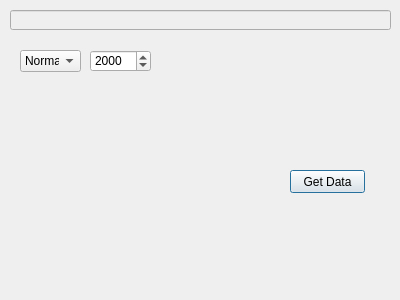
Old version of the form osc_dialog.ui in the repository TripletESR/DAQ_GUI.
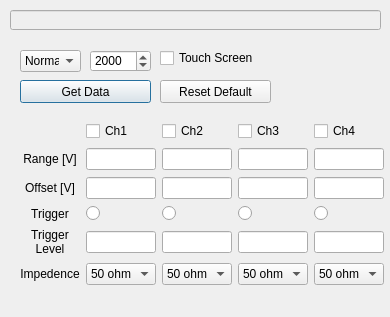
New version of the form.

Diff of the .ui file:
```diff
--- a/osc_dialog.ui
+++ b/osc_dialog.ui
@@ -9,8 +9,8 @@
    <rect>
     <x>0</x>
     <y>0</y>
-    <width>400</width>
-    <height>300</height>
+    <width>390</width>
+    <height>317</height>
    </rect>
   </property>
   <property name="sizePolicy">
@@ -30,7 +30,7 @@
     <rect>
      <x>10</x>
      <y>10</y>
-     <width>381</width>
+     <width>371</width>
      <height>20</height>
     </rect>
    </property>
@@ -80,9 +80,9 @@
   <widget class="QPushButton" name="pushButton">
    <property name="geometry">
     <rect>
-     <x>290</x>
-     <y>170</y>
-     <width>75</width>
+     <x>20</x>
+     <y>80</y>
+     <width>131</width>
      <height>23</height>
     </rect>
    </property>
@@ -90,6 +90,257 @@
     <string>Get Data</string>
    </property>
   </widget>
+  <widget class="QWidget" name="gridLayoutWidget">
+   <property name="geometry">
+    <rect>
+     <x>20</x>
+     <y>120</y>
+     <width>364</width>
+     <height>171</height>
+    </rect>
+   </property>
+   <layout class="QGridLayout" name="gridLayout">
+    <item row="0" column="4">
+     <widget class="QCheckBox" name="checkBox_4_IO">
+      <property name="text">
+       <string>Ch4</string>
+      </property>
+     </widget>
+    </item>
+    <item row="5" column="2">
+     <widget class="QComboBox" name="comboBox_2_ohm">
+      <item>
+       <property name="text">
+        <string>50 ohm</string>
+       </property>
+      </item>
+      <item>
+       <property name="text">
+        <string>1M ohm</string>
+       </property>
+      </item>
+     </widget>
+    </item>
+    <item row="0" column="3">
+     <widget class="QCheckBox" name="checkBox_3_IO">
+      <property name="text">
+       <string>Ch3</string>
+      </property>
+     </widget>
+    </item>
+    <item row="4" column="4">
+     <widget class="QLineEdit" name="lineEdit_4_TL"/>
+    </item>
+    <item row="2" column="4">
+     <widget class="QLineEdit" name="lineEdit_4_offset"/>
+    </item>
+    <item row="1" column="0">
+     <widget class="QLabel" name="label">
+      <property name="text">
+       <string>Range [V]</string>
+      </property>
+      <property name="alignment">
+       <set>Qt::AlignCenter</set>
+      </property>
+     </widget>
+    </item>
+    <item row="1" column="2">
+     <widget class="QLineEdit" name="lineEdit_2_range"/>
+    </item>
+    <item row="2" column="0">
+     <widget class="QLabel" name="label_2">
+      <property name="text">
+       <string>Offset [V]</string>
+      </property>
+      <property name="alignment">
+       <set>Qt::AlignCenter</set>
+      </property>
+     </widget>
+    </item>
+    <item row="1" column="1">
+     <widget class="QLineEdit" name="lineEdit_1_range"/>
+    </item>
+    <item row="1" column="3">
+     <widget class="QLineEdit" name="lineEdit_3_range"/>
+    </item>
+    <item row="2" column="1">
+     <widget class="QLineEdit" name="lineEdit_1_offset"/>
+    </item>
+    <item row="5" column="1">
+     <widget class="QComboBox" name="comboBox_1_ohm">
+      <item>
+       <property name="text">
+        <string>50 ohm</string>
+       </property>
+      </item>
+      <item>
+       <property name="text">
+        <string>1M ohm</string>
+       </property>
+      </item>
+     </widget>
+    </item>
+    <item row="1" column="4">
+     <widget class="QLineEdit" name="lineEdit_4_range"/>
+    </item>
+    <item row="5" column="4">
+     <widget class="QComboBox" name="comboBox_4_ohm">
+      <item>
+       <property name="text">
+        <string>50 ohm</string>
+       </property>
+      </item>
+      <item>
+       <property name="text">
+        <string>1M ohm</string>
+       </property>
+      </item>
+     </widget>
+    </item>
+    <item row="4" column="1">
+     <widget class="QLineEdit" name="lineEdit_1_TL"/>
+    </item>
+    <item row="0" column="2">
+     <widget class="QCheckBox" name="checkBox_2_IO">
+      <property name="text">
+       <string>Ch2</string>
+      </property>
+     </widget>
+    </item>
+    <item row="4" column="2">
+     <widget class="QLineEdit" name="lineEdit_2_TL"/>
+    </item>
+    <item row="4" column="3">
+     <widget class="QLineEdit" name="lineEdit_3_TL"/>
+    </item>
+    <item row="0" column="1">
+     <widget class="QCheckBox" name="checkBox_1_IO">
+      <property name="text">
+       <string>Ch1</string>
+      </property>
+     </widget>
+    </item>
+    <item row="5" column="0">
+     <widget class="QLabel" name="label_4">
+      <property name="text">
+       <string>Impedence</string>
+      </property>
+      <property name="alignment">
+       <set>Qt::AlignCenter</set>
+      </property>
+     </widget>
+    </item>
+    <item row="5" column="3">
+     <widget class="QComboBox" name="comboBox_3_ohm">
+      <item>
+       <property name="text">
+        <string>50 ohm</string>
+       </property>
+      </item>
+      <item>
+       <property name="text">
+        <string>1M ohm</string>
+       </property>
+      </item>
+     </widget>
+    </item>
+    <item row="2" column="2">
+     <widget class="QLineEdit" name="lineEdit_2_offset"/>
+    </item>
+    <item row="2" column="3">
+     <widget class="QLineEdit" name="lineEdit_3_offset"/>
+    </item>
+    <item row="4" column="0">
+     <widget class="QLabel" name="label_3">
+      <property name="text">
+       <string>Trigger Level</string>
+      </property>
+      <property name="alignment">
+       <set>Qt::AlignCenter</set>
+      </property>
+      <property name="wordWrap">
+       <bool>true</bool>
+      </property>
+     </widget>
+    </item>
+    <item row="3" column="1">
+     <widget class="QRadioButton" name="radioButton_1">
+      <property name="layoutDirection">
+       <enum>Qt::LeftToRight</enum>
+      </property>
+      <property name="text">
+       <string/>
+      </property>
+     </widget>
+    </item>
+    <item row="3" column="0">
+     <widget class="QLabel" name="label_5">
+      <property name="text">
+       <string>Trigger</string>
+      </property>
+      <property name="alignment">
+       <set>Qt::AlignCenter</set>
+      </property>
+     </widget>
+    </item>
+    <item row="3" column="2">
+     <widget class="QRadioButton" name="radioButton_2">
+      <property name="layoutDirection">
+       <enum>Qt::LeftToRight</enum>
+      </property>
+      <property name="text">
+       <string/>
+      </property>
+     </widget>
+    </item>
+    <item row="3" column="3">
+     <widget class="QRadioButton" name="radioButton_3">
+      <property name="layoutDirection">
+       <enum>Qt::LeftToRight</enum>
+      </property>
+      <property name="text">
+       <string/>
+      </property>
+     </widget>
+    </item>
+    <item row="3" column="4">
+     <widget class="QRadioButton" name="radioButton_4">
+      <property name="layoutDirection">
+       <enum>Qt::LeftToRight</enum>
+      </property>
+      <property name="text">
+       <string/>
+      </property>
+     </widget>
+    </item>
+   </layout>
+  </widget>
+  <widget class="QPushButton" name="pushButton_Reset">
+   <property name="geometry">
+    <rect>
+     <x>160</x>
+     <y>80</y>
+     <width>111</width>
+     <height>23</height>
+    </rect>
+   </property>
+   <property name="text">
+    <string>Reset Default</string>
+   </property>
+  </widget>
+  <widget class="QCheckBox" name="checkBox_Touch">
+   <property name="geometry">
+    <rect>
+     <x>160</x>
+     <y>50</y>
+     <width>101</width>
+     <height>16</height>
+    </rect>
+   </property>
+   <property name="text">
+    <string>Touch Screen</string>
+   </property>
+  </widget>
  </widget>
  <resources/>
  <connections/>
```
